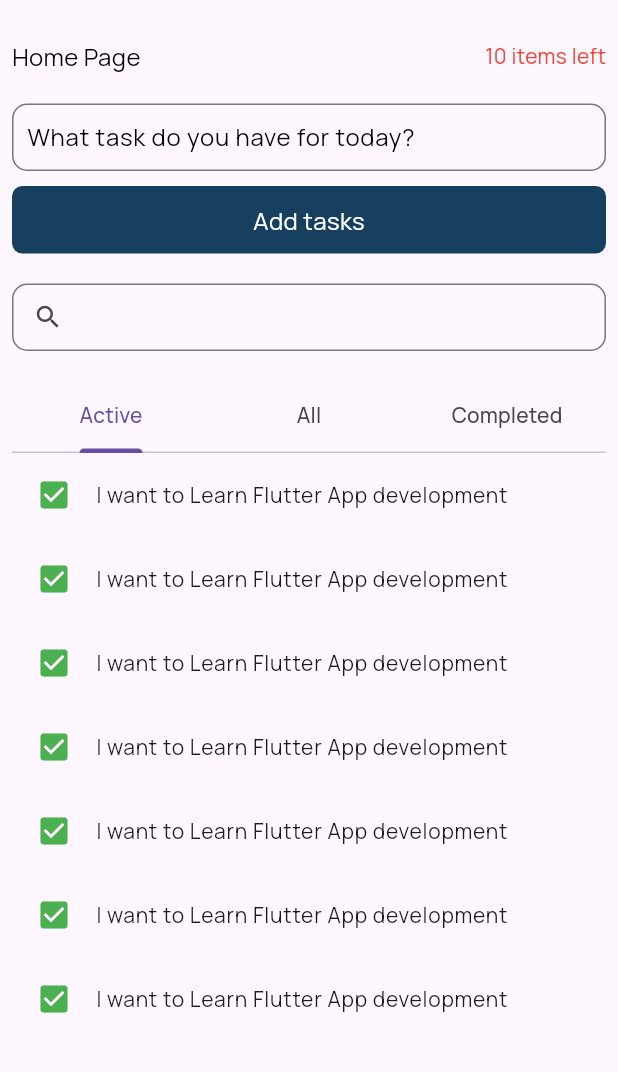
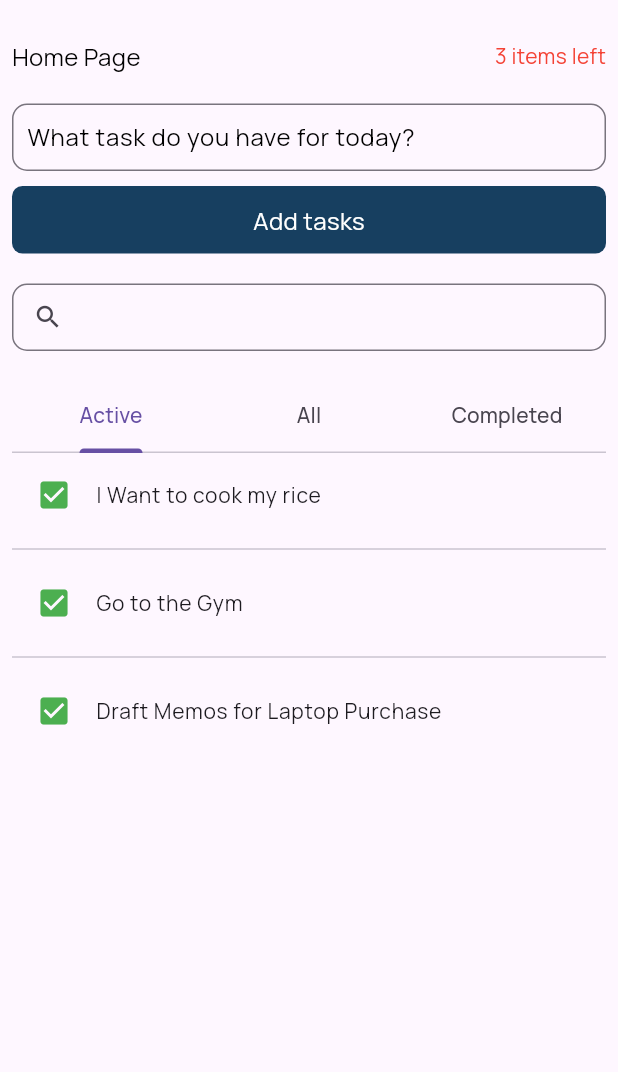
Before and after one commit to Meealley/todo_cubit, a Flutter app: the screen it shows after launch, on a phone screen of 412 x 824 dp, the part 57-1129 px from its top. Run offline on Flutter 3.47's test engine with Material 3 defaults, Android fonts, the phone set to English and light mode, and no system bars; our stand-ins replace bloc, equatable, flutter_bloc, google_fonts.

Commit message:
integrating cubit

```diff
--- a/lib/common/custom_textfield.dart
+++ b/lib/common/custom_textfield.dart
@@ -5,9 +5,13 @@ import 'package:todo_cube/utils/appcolors.dart';
 
 class CustomTextField extends StatelessWidget {
   final String labelText;
+
   final TextEditingController textEditingControlle;
-  const CustomTextField(
-      {super.key, required this.textEditingControlle, required this.labelText});
+  const CustomTextField({
+    super.key,
+    required this.textEditingControlle,
+    required this.labelText,
+  });
 
   @override
   Widget build(BuildContext context) {
--- a/lib/common/search_field.dart
+++ b/lib/common/search_field.dart
@@ -5,9 +5,11 @@ import 'package:todo_cube/utils/appcolors.dart';
 
 class SearchField extends StatelessWidget {
   final TextEditingController textEditingControlle;
+  final void Function(String)? onChange;
   const SearchField({
     super.key,
     required this.textEditingControlle,
+    this.onChange,
   });
 
   @override
@@ -17,6 +19,7 @@ class SearchField extends StatelessWidget {
       height: 45,
       child: TextField(
         keyboardType: TextInputType.text,
+        onChanged: onChange,
         controller: textEditingControlle,
         style: AppTextStyles.bodySmall,
         decoration: const InputDecoration(
--- a/lib/cubits/active_todo_count/active_todo_count_cubit.dart
+++ b/lib/cubits/active_todo_count/active_todo_count_cubit.dart
@@ -9,11 +9,14 @@ part 'active_todo_count_state.dart';
 
 class ActiveTodoCountCubit extends Cubit<ActiveTodoCountState> {
   final TodoListCubit todoListCubit;
+  final int initialActiveTodoCount;
+
   late final StreamSubscription todoListSubscription;
 
   ActiveTodoCountCubit({
+    required this.initialActiveTodoCount,
     required this.todoListCubit,
-  }) : super(ActiveTodoCountState.initial()) {
+  }) : super(ActiveTodoCountState(activeTodoCount: initialActiveTodoCount)) {
     todoListSubscription =
         todoListCubit.stream.listen((TodoListState todoListState) {
       print("todoListState : $todoListState");
--- a/lib/cubits/active_todo_count/active_todo_count_state.dart
+++ b/lib/cubits/active_todo_count/active_todo_count_state.dart
@@ -1,10 +1,27 @@
+// ignore_for_file: public_member_api_docs, sort_constructors_first
+
 part of 'active_todo_count_cubit.dart';
 
-sealed class ActiveTodoCountState extends Equatable {
-  const ActiveTodoCountState();
+class ActiveTodoCountState extends Equatable {
+  final int activeTodoCount;
+
+  const ActiveTodoCountState({required this.activeTodoCount});
+
+  factory ActiveTodoCountState.initial() {
+    return const ActiveTodoCountState(activeTodoCount: 0);
+  }
 
   @override
-  List<Object> get props => [];
+  List<Object> get props => [activeTodoCount];
+
+  @override
+  bool get stringify => true;
+
+  ActiveTodoCountState copyWith({
+    int? activeTodoCount,
+  }) {
+    return ActiveTodoCountState(
+      activeTodoCount: activeTodoCount ?? this.activeTodoCount,
+    );
+  }
 }
-
-final class ActiveTodoCountInitial extends ActiveTodoCountState {}
--- /dev/null
+++ b/lib/cubits/cubits.dart
@@ -0,0 +1,5 @@
+export 'todo_filter/todo_filter_cubit.dart';
+export 'todo_list/todo_list_cubit.dart';
+export 'filtered_todo/filtered_todo_cubit.dart';
+export 'todo_search/todo_search_cubit.dart';
+export 'active_todo_count/active_todo_count_cubit.dart';
--- /dev/null
+++ b/lib/cubits/filtered_todo/filtered_todo_cubit.dart
@@ -0,0 +1,81 @@
+import 'dart:async';
+
+import 'package:bloc/bloc.dart';
+import 'package:equatable/equatable.dart';
+import 'package:todo_cube/cubits/todo_filter/todo_filter_cubit.dart';
+import 'package:todo_cube/cubits/todo_list/todo_list_cubit.dart';
+import 'package:todo_cube/cubits/todo_search/todo_search_cubit.dart';
+import 'package:todo_cube/models/filter.dart';
+import 'package:todo_cube/models/todo_model.dart';
+
+part 'filtered_todo_state.dart';
+
+class FilteredTodoCubit extends Cubit<FilteredTodoState> {
+  late final StreamSubscription todoFilterSubscription;
+  late final StreamSubscription todoSearchSubscription;
+  late final StreamSubscription todoListSubscription;
+
+  final List<TodoModel> initialTodos;
+
+  final TodoFilterCubit todoFilterCubit;
+  final TodoSearchCubit todoSearchCubit;
+  final TodoListCubit todoListCubits;
+
+  FilteredTodoCubit(
+      {required this.todoFilterCubit,
+      required this.initialTodos,
+      required this.todoSearchCubit,
+      required this.todoListCubits})
+      : super(FilteredTodoState(filtered: initialTodos)) {
+    todoFilterSubscription =
+        todoFilterCubit.stream.listen((TodoFilterState todoFilterState) {
+      setFilteredTodos();
+    });
+
+    todoSearchSubscription =
+        todoSearchCubit.stream.listen((TodoSearchState todoSearchState) {
+      setFilteredTodos();
+    });
+
+    todoListSubscription =
+        todoListCubits.stream.listen((TodoListState todoListState) {
+      setFilteredTodos();
+    });
+  }
+
+  void setFilteredTodos() {
+    List<TodoModel> filteredTodos;
+
+    switch (todoFilterCubit.state.filter) {
+      case Filter.active:
+        filteredTodos = todoListCubits.state.todos
+            .where((TodoModel todo) => !todo.completed)
+            .toList();
+        break;
+      case Filter.completed:
+        filteredTodos = todoListCubits.state.todos
+            .where((TodoModel todo) => todo.completed)
+            .toList();
+        break;
+      case Filter.all:
+        filteredTodos = todoListCubits.state.todos;
+        break;
+    }
+    if (todoSearchCubit.state.searchTerm.isNotEmpty) {
+      filteredTodos = filteredTodos
+          .where((TodoModel todo) => todo.desc
+              .toLowerCase()
+              .contains(todoSearchCubit.state.searchTerm))
+          .toList();
+    }
+    emit(state.copyWith(filtered: filteredTodos));
+  }
+
+  @override
+  Future<void> close() {
+    todoFilterSubscription.cancel();
+    todoSearchSubscription.cancel();
+    todoListSubscription.cancel();
+    return super.close();
+  }
+}
--- /dev/null
+++ b/lib/cubits/filtered_todo/filtered_todo_state.dart
@@ -0,0 +1,30 @@
+// ignore_for_file: public_member_api_docs, sort_constructors_first
+// import 'package:equatable/equatable.dart';
+
+part of 'filtered_todo_cubit.dart';
+
+class FilteredTodoState extends Equatable {
+  final List<TodoModel> filtered;
+
+  const FilteredTodoState({required this.filtered});
+
+  factory FilteredTodoState.initial() {
+    return const FilteredTodoState(
+      filtered: [],
+    );
+  }
+
+  @override
+  List<Object> get props => [filtered];
+
+  @override
+  bool get stringify => true;
+
+  FilteredTodoState copyWith({
+    List<TodoModel>? filtered,
+  }) {
+    return FilteredTodoState(
+      filtered: filtered ?? this.filtered,
+    );
+  }
+}
--- a/lib/home/widgets/todo_widget.dart
+++ b/lib/home/widgets/todo_widget.dart
@@ -1,7 +1,10 @@
 import 'package:flutter/material.dart';
+import 'package:flutter_bloc/flutter_bloc.dart';
 import 'package:todo_cube/common/button.dart';
 import 'package:todo_cube/common/custom_textfield.dart';
 import 'package:todo_cube/common/search_field.dart';
+import 'package:todo_cube/cubits/cubits.dart';
+import 'package:todo_cube/models/filter.dart';
 import 'package:todo_cube/utils/app_textstyle.dart';
 import 'package:todo_cube/utils/appcolors.dart';
 
@@ -31,6 +34,7 @@ class _TodoWidgetState extends State<TodoWidget>
     // TODO: implement dispose
     super.dispose();
     _tabController.dispose();
+    textEditingController.dispose();
   }
 
   @override
@@ -47,7 +51,9 @@ class _TodoWidgetState extends State<TodoWidget>
           padding: const EdgeInsets.all(8.0),
           child: Column(
             children: [
-              Row(
+              BlocBuilder<ActiveTodoCountCubit, ActiveTodoCountState>(
+                builder: (context, state) {
+                  return Row(
                     mainAxisAlignment: MainAxisAlignment.spaceBetween,
                     children: [
                       Text(
@@ -55,10 +61,12 @@ class _TodoWidgetState extends State<TodoWidget>
                         style: AppTextStyles.bodyText,
                       ),
                       Text(
-                    "10 items left",
+                        "${state.activeTodoCount} items left",
                         style: AppTextStyles.bodyItems,
                       )
                     ],
+                  );
+                },
               ),
               const SizedBox(
                 height: 20,
@@ -70,14 +78,26 @@ class _TodoWidgetState extends State<TodoWidget>
               const SizedBox(
                 height: 10,
               ),
-              const ButtonPress(
+              ButtonPress(
                 text: "Add tasks",
+                onPressed: () {
+                  final String todoDesc = textEditingController.text;
+                  if (todoDesc.trim().isNotEmpty) {
+                    context.read<TodoListCubit>().addTodo(todoDesc);
+                    textEditingController.clear();
+                  }
+                },
               ),
               const SizedBox(
                 height: 20,
               ),
               SearchField(
                 textEditingControlle: searchEditingController,
+                onChange: (String? searchTerm) {
+                  if (searchTerm != null) {
+                    context.read<TodoSearchCubit>().setSearchTerm(searchTerm);
+                  }
+                },
               ),
               const SizedBox(
                 height: 20,
@@ -117,97 +137,27 @@ class ActiveTab extends StatelessWidget {
 
   @override
   Widget build(BuildContext context) {
-    return ListView(children: [
-      ListTile(
+    // final Filter filter;
+
+    final todos = context.watch<FilteredTodoCubit>().state.filtered;
+    return ListView.separated(
+      shrinkWrap: true,
+      itemCount: todos.length,
+      separatorBuilder: (context, index) {
+        return const Divider();
+      },
+      itemBuilder: (context, index) {
+        return ListTile(
           leading: const Icon(
             Icons.check_box,
             color: AppColors.primary,
           ),
           title: Text(
-          "I want to Learn Flutter App development",
+            todos[index].desc,
             style: AppTextStyles.bodySmall,
           ),
-      ),
-      ListTile(
-        leading: const Icon(
-          Icons.check_box,
-          color: AppColors.primary,
-        ),
-        title: Text(
-          "I want to Learn Flutter App development",
-          style: AppTextStyles.bodySmall,
-        ),
-      ),
-      ListTile(
-        leading: const Icon(
-          Icons.check_box,
-          color: AppColors.primary,
-        ),
-        title: Text(
-          "I want to Learn Flutter App development",
-          style: AppTextStyles.bodySmall,
-        ),
-      ),
-      ListTile(
-        leading: const Icon(
-          Icons.check_box,
-          color: AppColors.primary,
-        ),
-        title: Text(
-          "I want to Learn Flutter App development",
-          style: AppTextStyles.bodySmall,
-        ),
-      ),
-      ListTile(
-        leading: const Icon(
-          Icons.check_box,
-          color: AppColors.primary,
-        ),
-        title: Text(
-          "I want to Learn Flutter App development",
-          style: AppTextStyles.bodySmall,
-        ),
-      ),
-      ListTile(
-        leading: const Icon(
-          Icons.check_box,
-          color: AppColors.primary,
-        ),
-        title: Text(
-          "I want to Learn Flutter App development",
-          style: AppTextStyles.bodySmall,
-        ),
-      ),
-      ListTile(
-        leading: const Icon(
-          Icons.check_box,
-          color: AppColors.primary,
-        ),
-        title: Text(
-          "I want to Learn Flutter App development",
-          style: AppTextStyles.bodySmall,
-        ),
-      ),
-      ListTile(
-        leading: const Icon(
-          Icons.check_box,
-          color: AppColors.primary,
-        ),
-        title: Text(
-          "I want to Learn Flutter App development",
-          style: AppTextStyles.bodySmall,
-        ),
-      ),
-      ListTile(
-        leading: const Icon(
-          Icons.check_box,
-          color: AppColors.primary,
-        ),
-        title: Text(
-          "I want to Learn Dart development",
-          style: AppTextStyles.bodySmall,
-        ),
-      ),
-    ]);
+        );
+      },
+    );
   }
 }
--- a/lib/main.dart
+++ b/lib/main.dart
@@ -1,5 +1,7 @@
 import 'package:flutter/material.dart';
+import 'package:todo_cube/cubits/cubits.dart';
 import 'package:todo_cube/home/todo_screen.dart';
+import 'package:flutter_bloc/flutter_bloc.dart';
 
 void main() {
   runApp(const MyApp());
@@ -10,10 +12,41 @@ class MyApp extends StatelessWidget {
 
   @override
   Widget build(BuildContext context) {
-    return const MaterialApp(
-      debugShowCheckedModeBanner: false,
-      title: "Todo App",
-      home: TodoScreen(),
+    return MultiBlocProvider(
+      providers: [
+        BlocProvider<TodoFilterCubit>(
+          create: (context) => TodoFilterCubit(),
+        ),
+        BlocProvider<TodoListCubit>(
+          create: (context) => TodoListCubit(),
+        ),
+        BlocProvider<TodoListCubit>(
+          create: (context) => TodoListCubit(),
+        ),
+        BlocProvider<TodoSearchCubit>(
+          create: (context) => TodoSearchCubit(),
+        ),
+        BlocProvider<FilteredTodoCubit>(
+          create: (context) => FilteredTodoCubit(
+            initialTodos: context.read<TodoListCubit>().state.todos,
+            todoFilterCubit: context.read<TodoFilterCubit>(),
+            todoSearchCubit: context.read<TodoSearchCubit>(),
+            todoListCubits: context.read<TodoListCubit>(),
+          ),
+        ),
+        BlocProvider<ActiveTodoCountCubit>(
+          create: (context) => ActiveTodoCountCubit(
+            initialActiveTodoCount:
+                context.read<TodoListCubit>().state.todos.length,
+            todoListCubit: context.read<TodoListCubit>(),
+          ),
+        ),
+      ],
+      child: const MaterialApp(
+        debugShowCheckedModeBanner: false,
+        title: "Todo App",
+        home: TodoScreen(),
+      ),
     );
   }
 }
```
Lines whose indentation alone changed are shown as unchanged.
